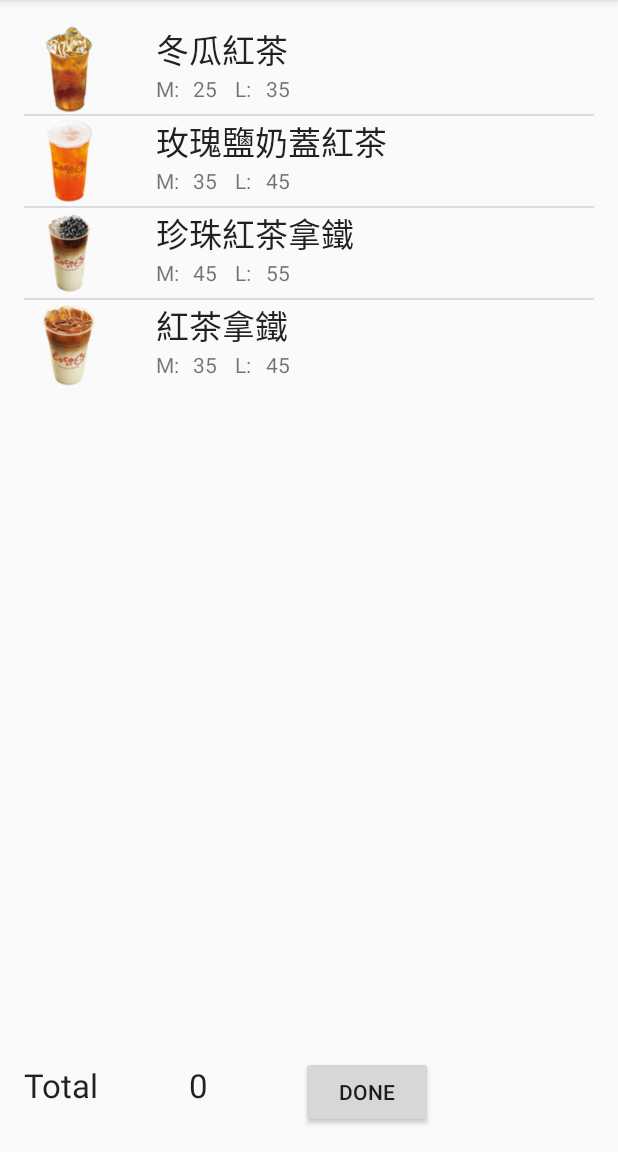
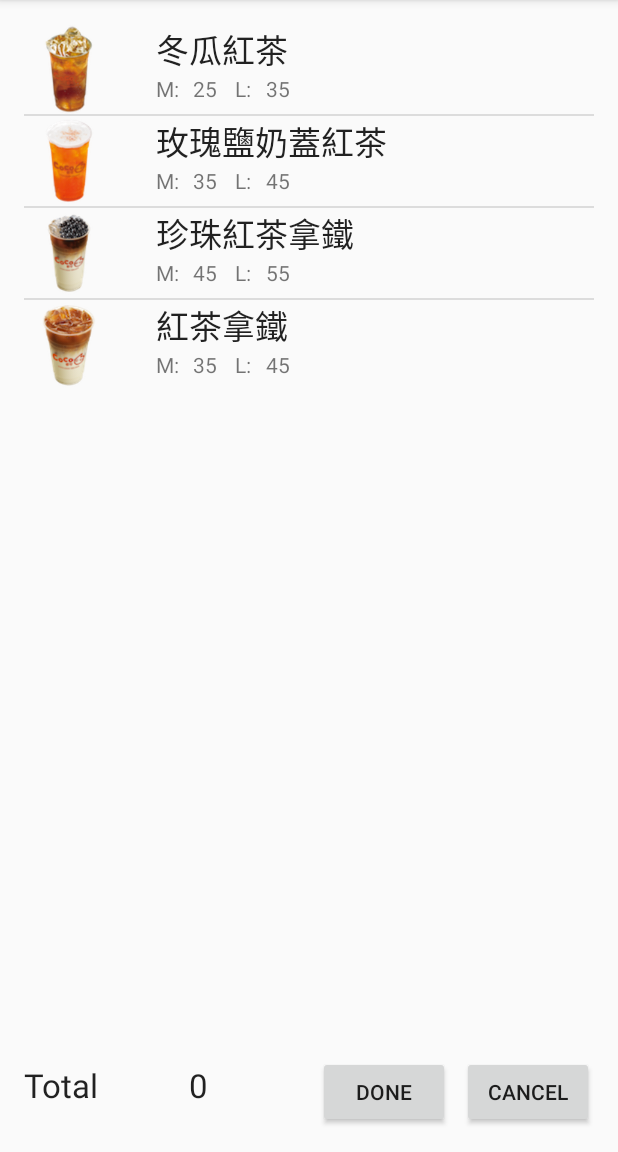
Before and after one commit to singural/android-class-p, an Android app: the DrinkMenuActivity screen opened directly, with no data from a screen before it, on a phone screen of 412 x 824 dp, the part 84-1236 px from its top. Run offline under Robolectric (Android 15) with nearby library versions, the phone set to English and light mode, and no system bars.

Commit message:
add cancel button(hw2)

```diff
--- a/SimpleUI/app/src/main/java/com/example/user/simpleui/DrinkMenuActivity.java
+++ b/SimpleUI/app/src/main/java/com/example/user/simpleui/DrinkMenuActivity.java
@@ -116,6 +116,13 @@ public class DrinkMenuActivity extends AppCompatActivity {
         finish(); //將資料帶回上層,所以finish
 
     }
+    public void cancel(View view)
+    {
+        Intent intent=new Intent();
+        setResult(RESULT_CANCELED,intent);
+        finish();
+
+    }
 
     @Override
     protected void onStart() {
--- a/SimpleUI/app/src/main/java/com/example/user/simpleui/MainActivity.java
+++ b/SimpleUI/app/src/main/java/com/example/user/simpleui/MainActivity.java
@@ -129,6 +129,11 @@ public class MainActivity extends AppCompatActivity {
                 textView.setText(data.getStringExtra("results"));
             }
 
+            if(resultCode==RESULT_CANCELED)
+            {
+                Toast.makeText(this,"取消菜單",Toast.LENGTH_SHORT).show();
+            }
+
         }
     }
 
--- a/SimpleUI/app/src/main/res/layout/activity_drink_menu.xml
+++ b/SimpleUI/app/src/main/res/layout/activity_drink_menu.xml
@@ -46,10 +46,19 @@
         android:layout_height="wrap_content"
         android:text="Done"
         android:id="@+id/doneButton"
-        android:layout_marginLeft="62dp"
-        android:layout_marginStart="62dp"
+        android:onClick="done"
         android:layout_alignParentBottom="true"
-        android:layout_toRightOf="@+id/price"
-        android:layout_toEndOf="@+id/price"
-        android:onClick="done" />
+        android:layout_toLeftOf="@+id/cancelButton"
+        android:layout_toStartOf="@+id/cancelButton" />
+
+    <Button
+        android:layout_width="wrap_content"
+        android:layout_height="wrap_content"
+        android:text="CANCEL"
+        android:id="@+id/cancelButton"
+        android:layout_alignTop="@+id/doneButton"
+        android:layout_alignParentRight="true"
+        android:layout_alignParentEnd="true"
+        android:layout_marginLeft="8dp"
+        android:onClick="cancel" />
 </RelativeLayout>
```
